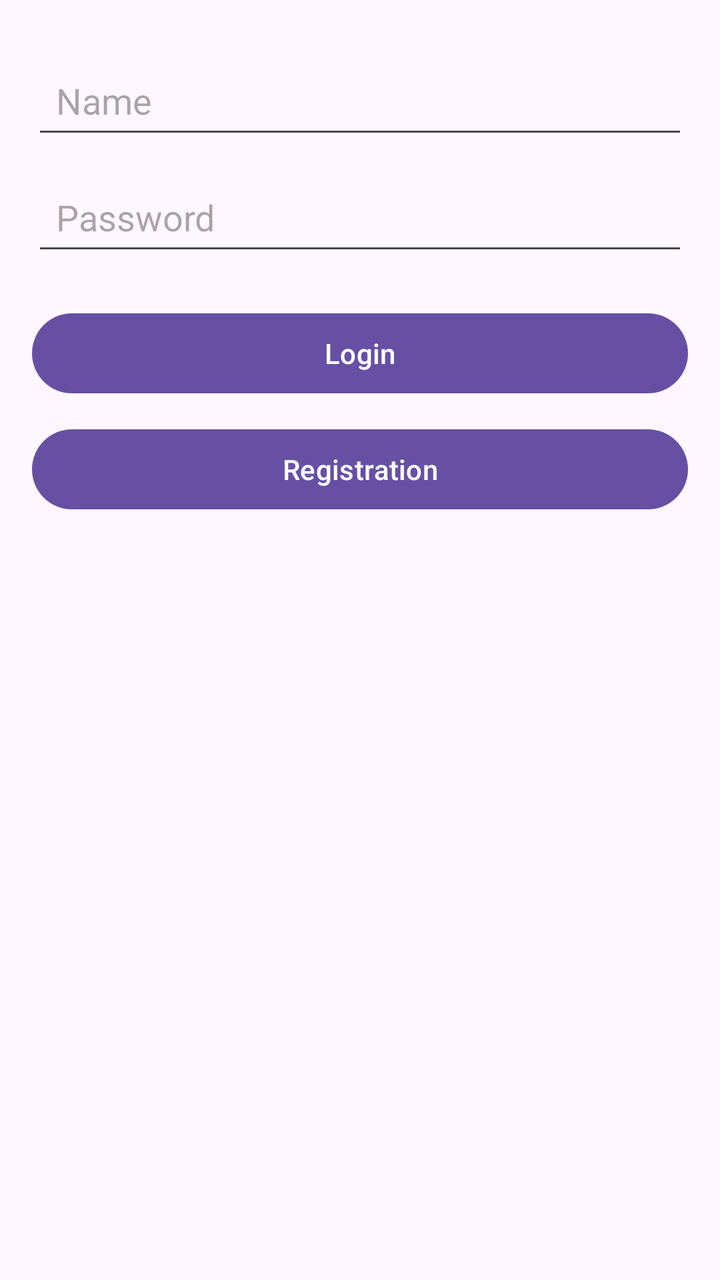
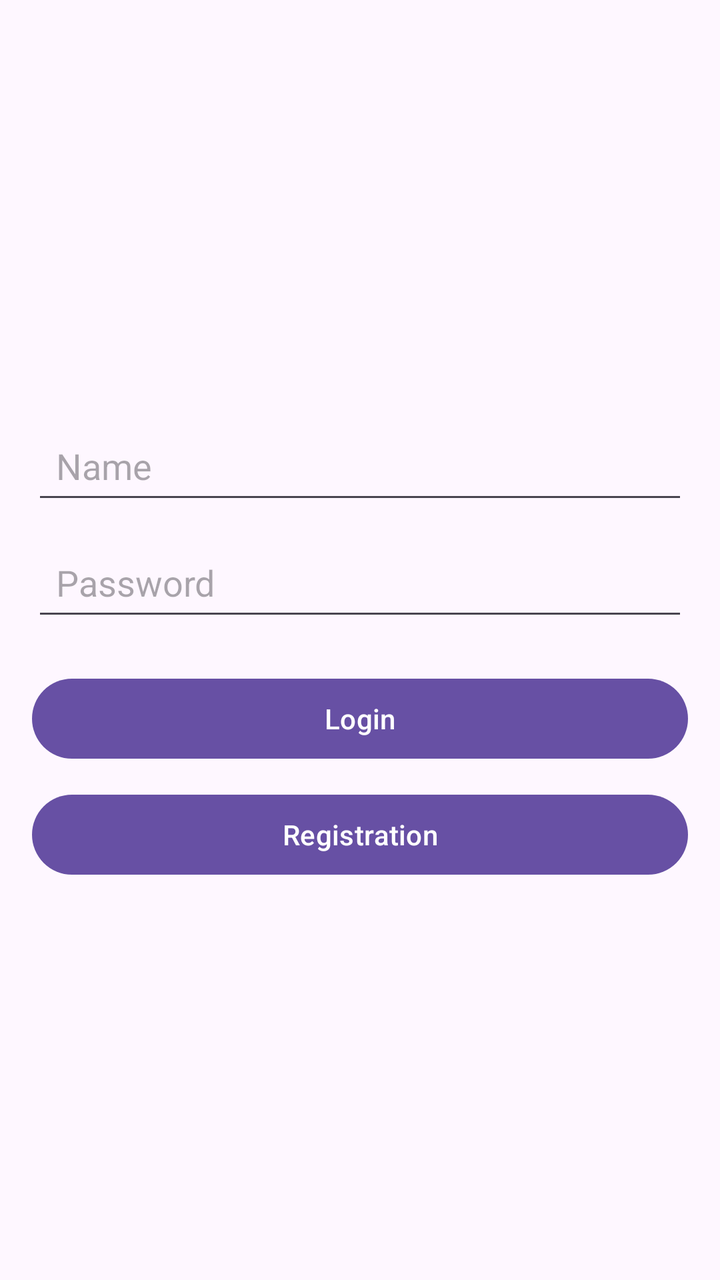

The first picture is an Android layout as it rendered before a commit; the second is the same layout after the commit. The layout source and the unified diff follow.
<!-- AndroidManifest.xml: application theme Theme.Learn -->
<!-- res/layout/fragment_authorization.xml -->
<LinearLayout xmlns:android="http://schemas.android.com/apk/res/android"
    android:layout_width="match_parent"
    android:layout_height="match_parent"
    android:orientation="vertical"
    android:padding="16dp">

    <EditText
        android:id="@+id/usernameEditText"
        android:layout_width="match_parent"
        android:layout_height="wrap_content"
        android:layout_marginTop="10dp"
        android:hint="Name"
        android:inputType="text"
        android:minHeight="48dp"
        android:padding="12dp" />

    <EditText
        android:id="@+id/passwordEditText"
        android:layout_width="match_parent"
        android:layout_height="wrap_content"
        android:layout_marginTop="10dp"
        android:hint="Password"
        android:inputType="textPassword"
        android:padding="12dp"
        android:minHeight="48dp"/>

    <Button
        android:id="@+id/loginButton"
        android:layout_width="match_parent"
        android:layout_height="wrap_content"
        android:layout_marginTop="20dp"
        android:text="Login" />

    <Button
        android:id="@+id/registerButton"
        android:layout_width="match_parent"
        android:layout_height="wrap_content"
        android:layout_marginTop="10dp"
        android:text="Registration" />

</LinearLayout>
<!-- resources referenced by this layout -->
<resources>
  <style name="Theme.Learn" parent="Base.Theme.Learn" />
  <style name="Base.Theme.Learn" parent="Theme.Material3.DayNight.NoActionBar">
          
          
      </style>
</resources>

<!-- the commit's change to res/layout/fragment_authorization.xml (unified diff, before → after) -->
@@ -2,7 +2,9 @@
     android:layout_width="match_parent"
     android:layout_height="match_parent"
     android:orientation="vertical"
-    android:padding="16dp">
+    android:padding="16dp"
+    android:gravity="center">
+
 
     <EditText
         android:id="@+id/usernameEditText"
